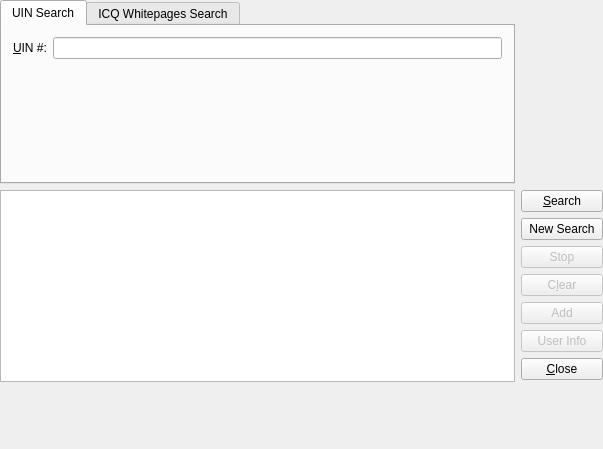
Before: the Qt Designer form protocols/oscar/icq/ui/icqsearchbase.ui in KDE/kopete, drawn with Qt 5.
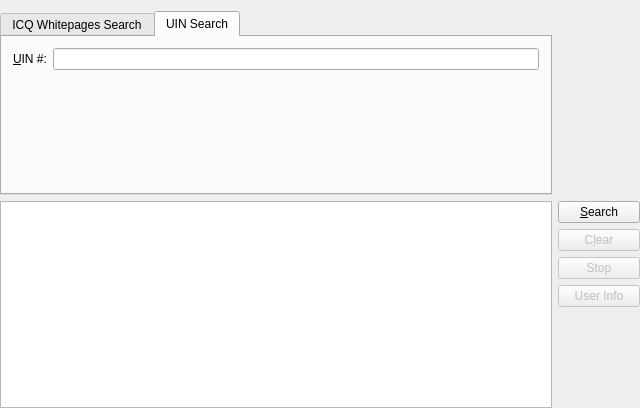
After: the same form once the commit is applied. The open tabs and pages were chosen to show the change. Custom widgets are drawn as their Qt base class.

Commit message:
Simplify ICQ search dialog.
GUI:

The edit to the form file:
```diff
--- a/protocols/oscar/icq/ui/icqsearchbase.ui
+++ b/protocols/oscar/icq/ui/icqsearchbase.ui
@@ -5,17 +5,14 @@
    <rect>
     <x>0</x>
     <y>0</y>
-    <width>603</width>
-    <height>449</height>
+    <width>640</width>
+    <height>408</height>
    </rect>
   </property>
   <layout class="QGridLayout" >
    <property name="leftMargin" >
     <number>0</number>
    </property>
-   <property name="topMargin" >
-    <number>0</number>
-   </property>
    <property name="rightMargin" >
     <number>0</number>
    </property>
@@ -24,45 +21,15 @@
    </property>
    <item row="0" column="0" >
     <widget class="QTabWidget" name="tabWidget3" >
+     <property name="sizePolicy" >
+      <sizepolicy vsizetype="Preferred" hsizetype="MinimumExpanding" >
+       <horstretch>0</horstretch>
+       <verstretch>0</verstretch>
+      </sizepolicy>
+     </property>
      <property name="currentIndex" >
       <number>0</number>
      </property>
-     <widget class="QWidget" name="tabUIN" >
-      <attribute name="title" >
-       <string>UIN Search</string>
-      </attribute>
-      <layout class="QGridLayout" >
-       <item row="0" column="0" >
-        <widget class="QLabel" name="textLabel1" >
-         <property name="text" >
-          <string>&amp;UIN #:</string>
-         </property>
-         <property name="buddy" >
-          <cstring>uin</cstring>
-         </property>
-        </widget>
-       </item>
-       <item row="0" column="1" >
-        <widget class="QLineEdit" name="uin" />
-       </item>
-       <item row="1" column="1" >
-        <spacer>
-         <property name="orientation" >
-          <enum>Qt::Vertical</enum>
-         </property>
-         <property name="sizeType" >
-          <enum>QSizePolicy::Expanding</enum>
-         </property>
-         <property name="sizeHint" >
-          <size>
-           <width>20</width>
-           <height>0</height>
-          </size>
-         </property>
-        </spacer>
-       </item>
-      </layout>
-     </widget>
      <widget class="QWidget" name="tabWhitepages" >
       <attribute name="title" >
        <string>ICQ Whitepages Search</string>
@@ -195,7 +162,27 @@
          </property>
         </spacer>
        </item>
-       <item row="5" column="0" colspan="4" >
+      </layout>
+     </widget>
+     <widget class="QWidget" name="tabUIN" >
+      <attribute name="title" >
+       <string>UIN Search</string>
+      </attribute>
+      <layout class="QGridLayout" >
+       <item row="0" column="0" >
+        <widget class="QLabel" name="textLabel1" >
+         <property name="text" >
+          <string>&amp;UIN #:</string>
+         </property>
+         <property name="buddy" >
+          <cstring>uin</cstring>
+         </property>
+        </widget>
+       </item>
+       <item row="0" column="1" >
+        <widget class="QLineEdit" name="uin" />
+       </item>
+       <item row="1" column="1" >
         <spacer>
          <property name="orientation" >
           <enum>Qt::Vertical</enum>
@@ -205,8 +192,8 @@
          </property>
          <property name="sizeHint" >
           <size>
-           <width>401</width>
-           <height>0</height>
+           <width>41</width>
+           <height>91</height>
           </size>
          </property>
         </spacer>
@@ -221,12 +208,12 @@
       <enum>Qt::Vertical</enum>
      </property>
      <property name="sizeType" >
-      <enum>QSizePolicy::Expanding</enum>
+      <enum>QSizePolicy::Preferred</enum>
      </property>
      <property name="sizeHint" >
       <size>
        <width>82</width>
-       <height>171</height>
+       <height>181</height>
       </size>
      </property>
     </spacer>
@@ -260,15 +247,15 @@
       </widget>
      </item>
      <item>
-      <widget class="KPushButton" name="newSearchButton" >
+      <widget class="KPushButton" name="clearButton" >
        <property name="enabled" >
-        <bool>true</bool>
+        <bool>false</bool>
        </property>
        <property name="whatsThis" >
         <string>Clears both search fields and results</string>
        </property>
        <property name="text" >
-        <string>New Search</string>
+        <string>C&amp;lear</string>
        </property>
       </widget>
      </item>
@@ -291,41 +278,6 @@
        </property>
       </widget>
      </item>
-     <item>
-      <widget class="KPushButton" name="clearButton" >
-       <property name="enabled" >
-        <bool>false</bool>
-       </property>
-       <property name="whatsThis" >
-        <string>Clear the results</string>
-       </property>
-       <property name="text" >
-        <string>C&amp;lear</string>
-       </property>
-       <property name="stdItem" stdset="0" >
-        <number>10</number>
-       </property>
-      </widget>
-     </item>
-     <item>
-      <widget class="KPushButton" name="addButton" >
-       <property name="enabled" >
-        <bool>false</bool>
-       </property>
-       <property name="whatsThis" >
-        <string>Add the selected user to your contact list</string>
-       </property>
-       <property name="text" >
-        <string>Add</string>
-       </property>
-       <property name="shortcut" >
-        <string/>
-       </property>
-       <property name="stdItem" stdset="0" >
-        <number>27</number>
-       </property>
-      </widget>
-     </item>
      <item>
       <widget class="KPushButton" name="userInfoButton" >
        <property name="enabled" >
@@ -343,33 +295,20 @@
       </widget>
      </item>
      <item>
-      <widget class="KPushButton" name="closeButton" >
-       <property name="whatsThis" >
-        <string>Close this dialog</string>
+      <spacer>
+       <property name="orientation" >
+        <enum>Qt::Vertical</enum>
        </property>
-       <property name="text" >
-        <string>&amp;Close</string>
+       <property name="sizeHint" >
+        <size>
+         <width>20</width>
+         <height>40</height>
+        </size>
        </property>
-       <property name="stdItem" stdset="0" >
-        <number>13</number>
-       </property>
-      </widget>
+      </spacer>
      </item>
     </layout>
    </item>
-   <item row="2" column="0" colspan="2" >
-    <spacer>
-     <property name="orientation" >
-      <enum>Qt::Vertical</enum>
-     </property>
-     <property name="sizeHint" >
-      <size>
-       <width>591</width>
-       <height>0</height>
-      </size>
-     </property>
-    </spacer>
-   </item>
   </layout>
  </widget>
  <layoutdefault spacing="6" margin="11" />
```
Left out of the diff: 12 changed lines with no effect on the pictures. The commit also changes 2 other files.
